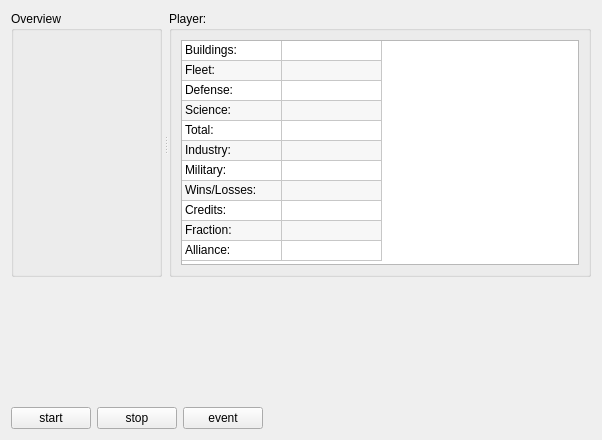
First picture: the form in ui/overview.ui, repository minlexx/xnovacmd, before the edit.
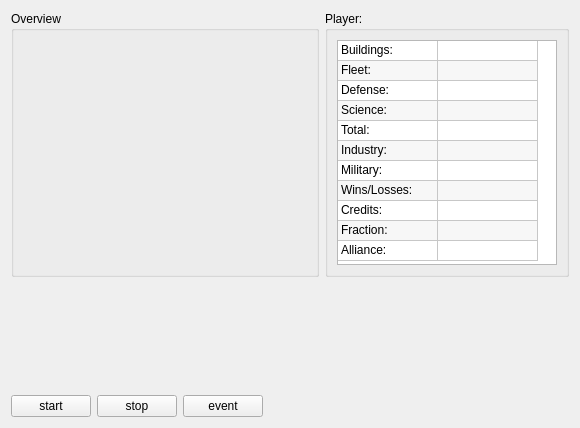
Second picture: the form after the edit.

Commit message: UI tweaks. remove splitter from overview widget

```diff
--- a/ui/overview.ui
+++ b/ui/overview.ui
@@ -6,8 +6,8 @@
    <rect>
     <x>0</x>
     <y>0</y>
-    <width>602</width>
-    <height>440</height>
+    <width>580</width>
+    <height>428</height>
    </rect>
   </property>
   <property name="windowTitle">
@@ -18,21 +18,15 @@
   </property>
   <layout class="QVBoxLayout" name="verticalLayout_2">
    <item>
-    <widget class="QSplitter" name="splitter">
-     <property name="orientation">
-      <enum>Qt::Horizontal</enum>
-     </property>
-     <property name="handleWidth">
-      <number>7</number>
-     </property>
-     <property name="childrenCollapsible">
-      <bool>false</bool>
-     </property>
+    <layout class="QHBoxLayout" name="hl_top" stretch="10,0">
+     <item>
      <widget class="QGroupBox" name="gb_overview">
       <property name="title">
        <string>Overview</string>
       </property>
      </widget>
+     </item>
+     <item>
      <widget class="QGroupBox" name="gb_account">
       <property name="title">
        <string>Player:</string>
@@ -42,13 +36,13 @@
         <widget class="QTableWidget" name="tw_accStats">
          <property name="minimumSize">
           <size>
-           <width>100</width>
+            <width>220</width>
            <height>225</height>
           </size>
          </property>
          <property name="maximumSize">
           <size>
-           <width>16777215</width>
+            <width>220</width>
            <height>16777215</height>
           </size>
          </property>
@@ -221,7 +215,8 @@
        </item>
       </layout>
      </widget>
-    </widget>
+     </item>
+    </layout>
    </item>
    <item>
     <spacer name="verticalSpacer">
```
Left out of the diff: 2 changed lines with no effect on the pictures. Lines whose indentation alone changed are shown as unchanged. The commit also changes 2 other files.
